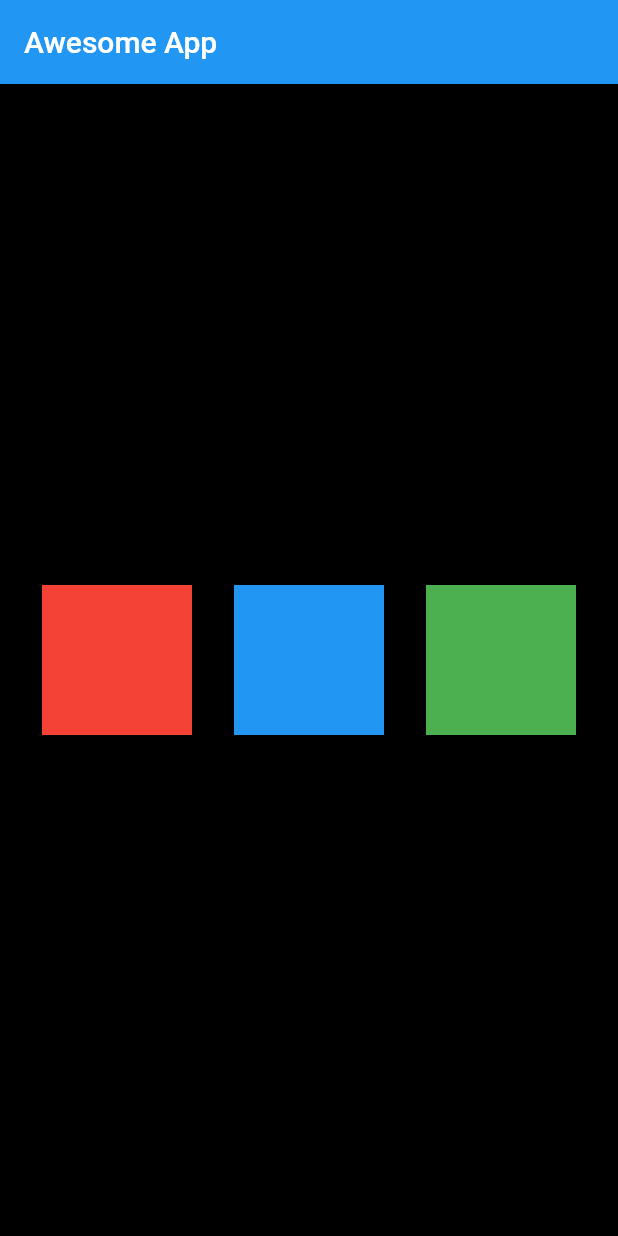
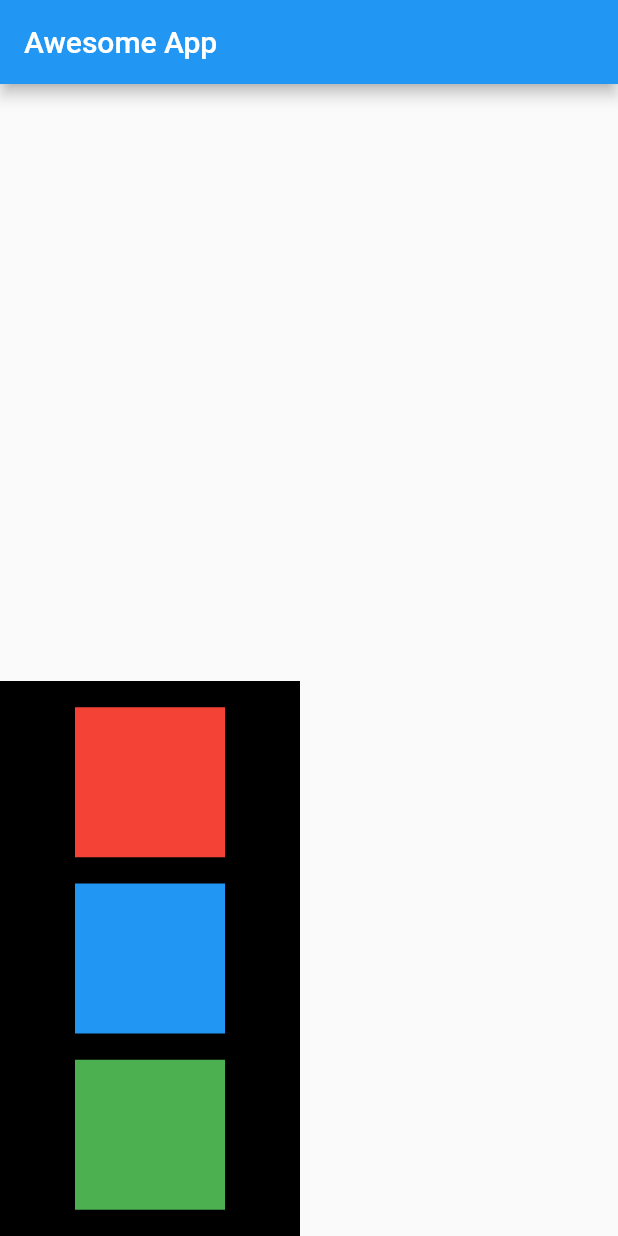
Before and after one commit to usman87626/Flutter-Essentials, a Flutter app: the screen it shows after launch, on a phone screen of 412 x 824 dp. Run offline on Flutter 3.47's test engine with Material 2 defaults, Android fonts, the phone set to English and light mode, and no system bars.

Commit message:
Column Topic Done

```diff
--- a/lib/main.dart
+++ b/lib/main.dart
@@ -16,11 +16,13 @@ class HomePage extends StatelessWidget {
         appBar: AppBar(
           title: Text("Awesome App"),
         ),
-        body: Container(
-          width: MediaQuery.of(context).size.width,
-          height: MediaQuery.of(context).size.height,
+        body: Align(
+          alignment: Alignment.bottomLeft,
+          child: Container(
+            width: 200,
+            height: 370,
             color: Colors.black,
-          child: Row(
+            child: Column(
               mainAxisAlignment: MainAxisAlignment.spaceEvenly,
               crossAxisAlignment: CrossAxisAlignment.center,
               children: [
@@ -50,6 +52,7 @@ class HomePage extends StatelessWidget {
                 )),
               ],
             ),
+          ),
         ));
   }
 }
```
Lines whose indentation alone changed are shown as unchanged.
